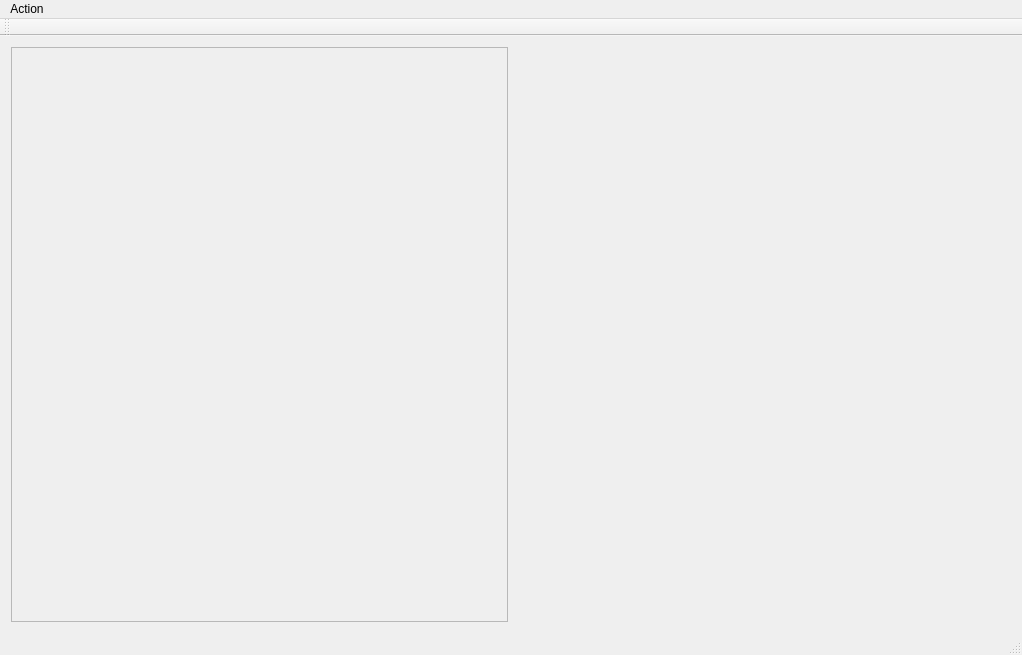
First picture: the form in mainwindow.ui, repository ajordan5/robot-vacuum, before the edit.
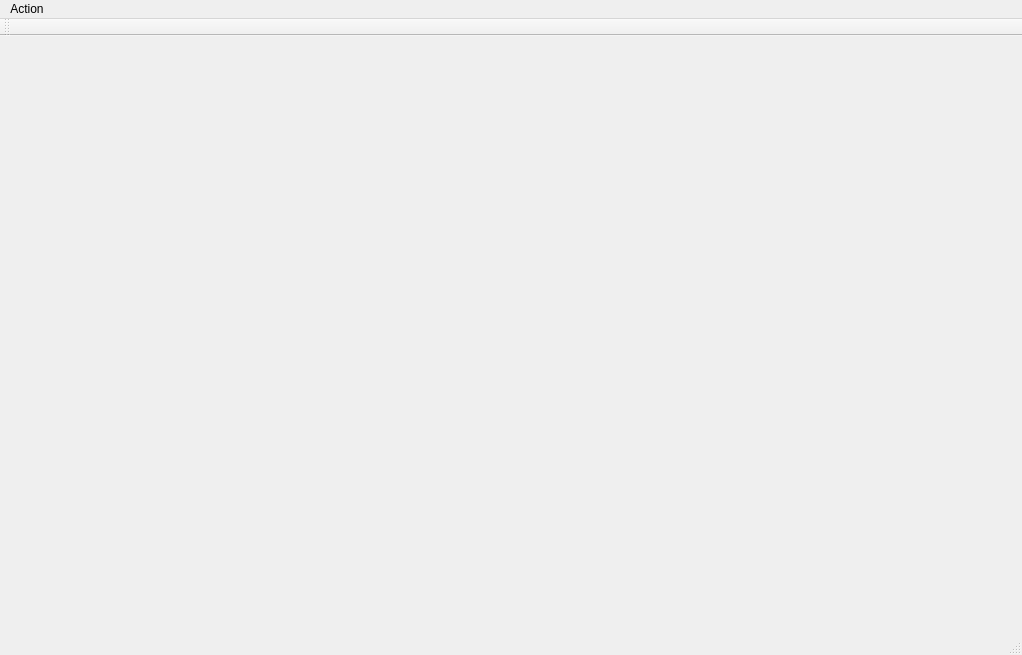
Second picture: the form after the edit. Custom widgets are drawn as their Qt base class.

Commit message: Map in a frame

Diff of the .ui file:
```diff
--- a/mainwindow.ui
+++ b/mainwindow.ui
@@ -14,20 +14,32 @@
    <string>Robot Vacuum</string>
   </property>
   <widget class="QWidget" name="centralWidget">
-   <layout class="QGridLayout" name="gridLayout">
-    <item row="0" column="0">
+   <layout class="QHBoxLayout" name="horizontalLayout">
+    <item>
      <widget class="QFrame" name="frame">
       <property name="frameShape">
-       <enum>QFrame::StyledPanel</enum>
+       <enum>QFrame::NoFrame</enum>
       </property>
       <property name="frameShadow">
-       <enum>QFrame::Raised</enum>
+       <enum>QFrame::Sunken</enum>
       </property>
      </widget>
     </item>
-    <item row="0" column="1">
-     <widget class="MapPainter" name="widget" native="true">
-      <layout class="QGridLayout" name="gridLayout_2"/>
+    <item>
+     <widget class="QFrame" name="frame_2">
+      <property name="frameShape">
+       <enum>QFrame::NoFrame</enum>
+      </property>
+      <property name="frameShadow">
+       <enum>QFrame::Sunken</enum>
+      </property>
+      <layout class="QGridLayout" name="gridLayout">
+       <item row="0" column="0">
+        <widget class="MapPainter" name="widget" native="true">
+         <layout class="QGridLayout" name="gridLayout_2"/>
+        </widget>
+       </item>
+      </layout>
      </widget>
     </item>
    </layout>
```
